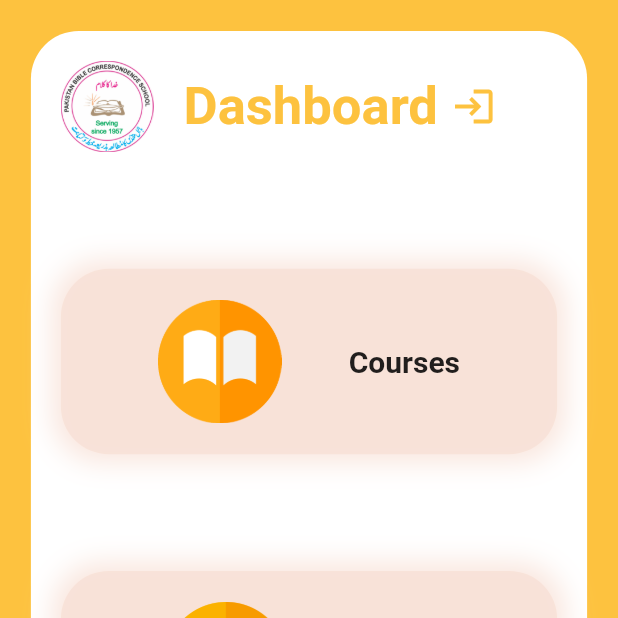
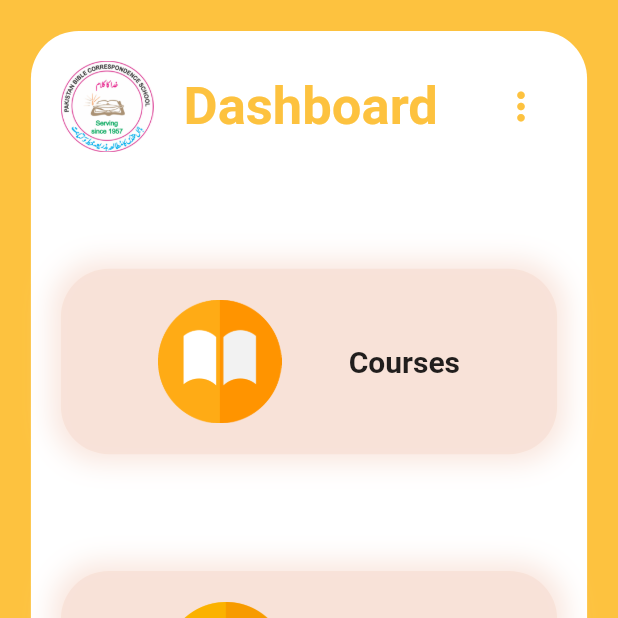
Before and after one commit to user100-786/PBCS-Bible-Course-App, a Flutter app: the DashboardScreen screen opened directly, on a phone screen of 412 x 824 dp, the top half of it. Run offline on Flutter 3.47's test engine with Material 2 defaults, Android fonts, the phone set to English and light mode, and no system bars; our stand-ins replace firebase_auth, firebase_core, firebase_database, fluttertoast; accounts and stored records are empty; Roboto replaces fonts that are missing (Analytics, Calibri).

Commit message:
Three Dot menu added to dashboard screen

```diff
--- a/lib/features/get_started_screen/dashboard.dart
+++ b/lib/features/get_started_screen/dashboard.dart
@@ -26,6 +26,42 @@ class DashboardScreen extends StatelessWidget {
           child: Column(
             crossAxisAlignment: CrossAxisAlignment.start,
             children: <Widget>[
+              // Row(
+              //   children: [
+              //     Image.asset(
+              //       'assets/logo.png',
+              //       width: mediaQuery.size.width * 0.15,
+              //     ),
+              //     const SizedBox(width: 20),
+              //     // Expanded(
+              //     Text(
+              //       'Dashboard',
+              //       style: TextStyle(
+              //         color: appPrimaryColor,
+              //         fontWeight: FontWeight.bold,
+              //         fontFamily: 'Calibri',
+              //         fontSize: 35,
+              //       ),
+              //       textAlign: TextAlign.left,
+              //       textDirection: TextDirection.ltr,
+              //     ),
+              //     IconButton(
+              //       onPressed: () {
+              //         auth.signOut().then((value) {
+              //           Navigator.push(
+              //               context,
+              //               MaterialPageRoute(
+              //                   builder: (context) => const LoginScreen()));
+              //         }).onError((error, stackTrace) {
+              //           Utils().toastMessage(error.toString());
+              //         });
+              //       },
+              //       icon: const Icon(Icons.login_outlined),
+              //       iconSize: 30.0,
+              //       color: appPrimaryColor,
+              //     ),
+              //   ],
+              // ),
               Row(
                 children: [
                   Image.asset(
@@ -33,8 +69,8 @@ class DashboardScreen extends StatelessWidget {
                     width: mediaQuery.size.width * 0.15,
                   ),
                   const SizedBox(width: 20),
-                  // Expanded(
-                  Text(
+                  Expanded(
+                    child: Text(
                       'Dashboard',
                       style: TextStyle(
                         color: appPrimaryColor,
@@ -45,20 +81,39 @@ class DashboardScreen extends StatelessWidget {
                       textAlign: TextAlign.left,
                       textDirection: TextDirection.ltr,
                     ),
-                  IconButton(
-                    onPressed: () {
+                  ),
+                  PopupMenuButton<String>(
+                    onSelected: (value) {
+                      if (value == "signout") {
+                        // handle signout action
                         auth.signOut().then((value) {
                           Navigator.push(
                             context,
                             MaterialPageRoute(
-                                builder: (context) => const LoginScreen()));
+                                builder: (context) => const LoginScreen()),
+                          );
                         }).onError((error, stackTrace) {
                           Utils().toastMessage(error.toString());
                         });
+                      } else if (value == "about") {
+                        // handle about action
+                      }
                     },
-                    icon: const Icon(Icons.login_outlined),
-                    iconSize: 30.0,
+                    itemBuilder: (BuildContext context) => [
+                      const PopupMenuItem(
+                        value: "signout",
+                        child: Text("Sign out"),
+                      ),
+                      const PopupMenuItem(
+                        value: "about",
+                        child: Text("About"),
+                      ),
+                    ],
+                    icon: Icon(
+                      Icons.more_vert,
                       color: appPrimaryColor,
+                      size: 30.0,
+                    ),
                   ),
                 ],
               ),
```
Lines whose indentation alone changed are shown as unchanged.
